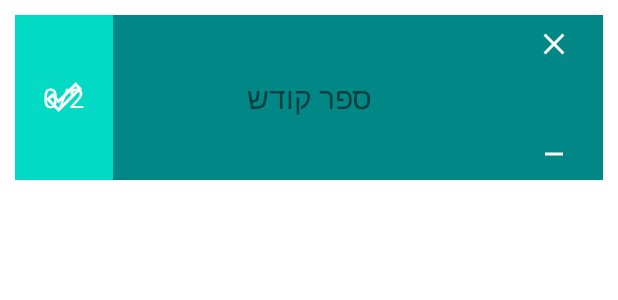
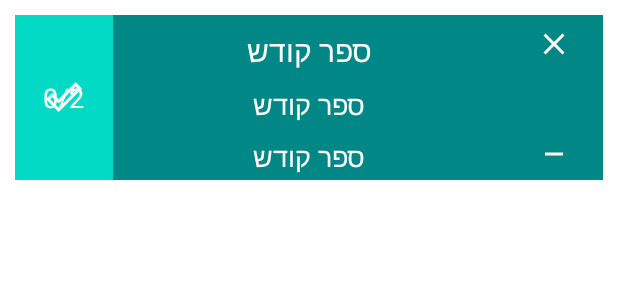
Before and after one commit to adavidd/scanner, an Android app: the layout order_item.xml on its own in the app's theme, with its tools: preview values and no code run, on a phone screen of 412 x 824 dp. Shown: the top 300 px of the screen. Run offline under Robolectric (Android 15) with nearby library versions, the phone set to English and light mode, and no system bars; network calls fail.

Commit message:
added more fields on order item and few more fixes

```diff
--- a/app/src/main/java/co/il/scanner/ClientDialog.java
+++ b/app/src/main/java/co/il/scanner/ClientDialog.java
@@ -28,6 +28,7 @@ public class ClientDialog {
             if (orders != null){
 
                 StringBuilder myString = new StringBuilder();
+                myString.append("הזמנה מספר: "+ orders.getId()).append(" \n\n");
                 myString.append(orders.getCustomer().getFirstname1()).append(" ");
                 myString.append(orders.getCustomer().getFirstname2()).append(" ");
                 myString.append(orders.getCustomer().getLastname()).append(" \n\n");
--- a/app/src/main/java/co/il/scanner/MainActivity.java
+++ b/app/src/main/java/co/il/scanner/MainActivity.java
@@ -118,7 +118,7 @@ public class MainActivity extends AppCompatActivity implements OrderAdapter.Orde
 
         if (orders.getCustomer() != null) {
 
-            String clientNumber = orders.getCustomer().getTz1();
+            String clientNumber ="הזמנה: " + orders.getId();
             mClientText.setText(clientNumber);
         }
 
--- a/app/src/main/res/layout/activity_main.xml
+++ b/app/src/main/res/layout/activity_main.xml
@@ -53,7 +53,9 @@
                 android:layout_marginBottom="10dp"
                 android:padding="10dp"
                 android:background="@color/cardview_shadow_start_color"
-                android:orientation="vertical">
+                android:orientation="vertical"
+                android:visibility="visible"
+                >
 
                 <ImageView
                     android:layout_width="40dp"
--- a/app/src/main/res/layout/order_item.xml
+++ b/app/src/main/res/layout/order_item.xml
@@ -46,11 +46,41 @@
             android:id="@+id/OI_item_name_TV"
             android:layout_width="match_parent"
             android:layout_height="wrap_content"
+            android:layout_alignParentTop="true"
+            android:layout_centerHorizontal="true"
+            android:layout_gravity="top"
+            android:layout_marginTop="10dp"
+            android:gravity="center"
+            android:textColor="#FFFFFF"
             android:textSize="20sp"
-            android:layout_centerInParent="true"
+            tools:text="ספר קודש" />
+
+        <TextView
+            android:id="@+id/OI_item_code_TV"
+            android:layout_width="match_parent"
+            android:layout_height="wrap_content"
+            android:layout_below="@+id/OI_item_name_TV"
+            android:layout_gravity="center"
+            android:layout_marginTop="10dp"
             android:gravity="center"
+
+
+            android:textColor="#FFFFFF"
+            android:textSize="18sp"
+            tools:text="ספר קודש" />
+        <TextView
+            android:id="@+id/OI_item_description_TV"
+            android:layout_width="match_parent"
+            android:layout_height="wrap_content"
+            android:layout_below="@+id/OI_item_code_TV"
             android:layout_gravity="center"
-            tools:text="ספר קודש"/>
+            android:layout_marginTop="10dp"
+            android:gravity="center"
+
+
+            android:textColor="#FFFFFF"
+            android:textSize="18sp"
+            tools:text="ספר קודש" />
 
     </RelativeLayout>
 
```
Also changed, not shown: app/src/main/java/co/il/scanner/OrderAdapter.java (+13 -0 lines), app/src/main/java/co/il/scanner/model/Item.java (+16 -3 lines).
